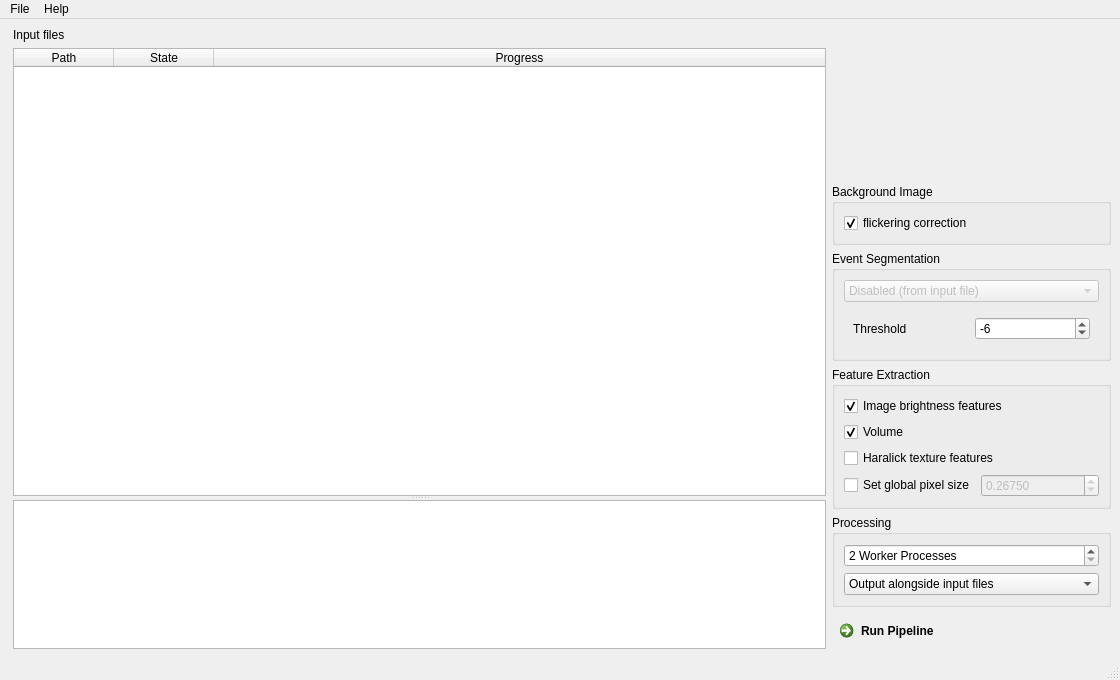
This is chipstream/gui/main_window.ui in DC-analysis/ChipStream as Qt 5 draws it before an edit. The edited form follows.
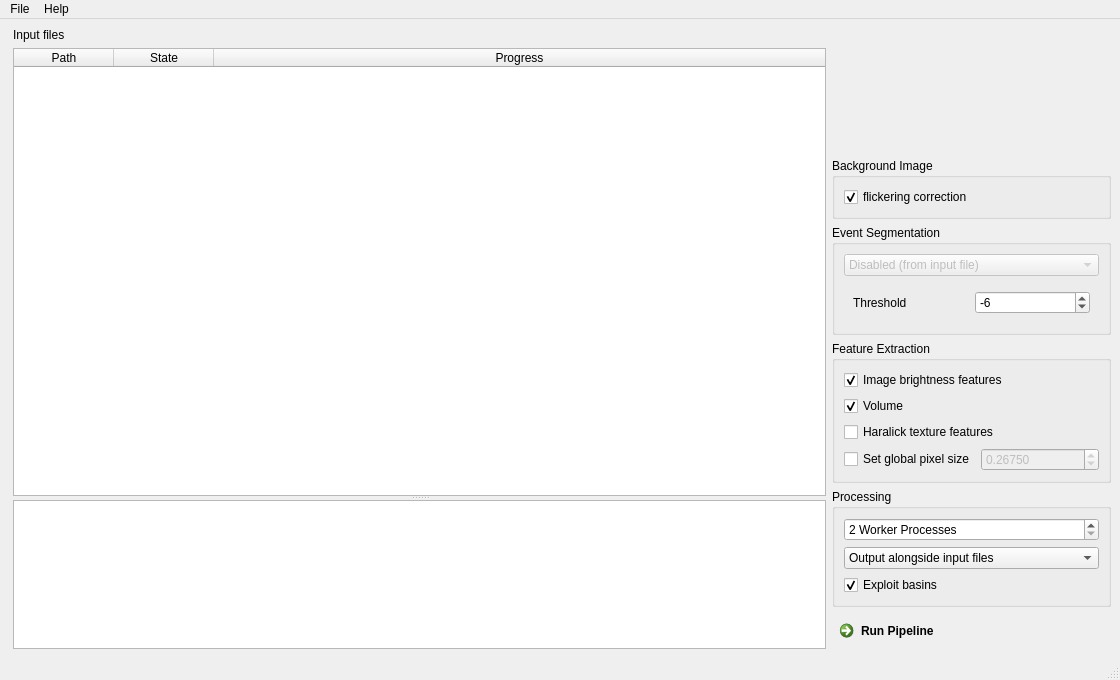
This is the edited form. Custom widgets are drawn as their Qt base class.

Commit message: add 'exploit basins' checkbox to GUI

Diff of the .ui file:
```diff
--- a/chipstream/gui/main_window.ui
+++ b/chipstream/gui/main_window.ui
@@ -371,6 +371,19 @@
             </item>
            </widget>
           </item>
+          <item>
+           <widget class="QCheckBox" name="checkBox_basins">
+            <property name="toolTip">
+             <string>Produce smaller output files faster by referring to the input data via basins</string>
+            </property>
+            <property name="text">
+             <string>Exploit basins</string>
+            </property>
+            <property name="checked">
+             <bool>true</bool>
+            </property>
+           </widget>
+          </item>
          </layout>
         </widget>
        </item>
```
Left out of the diff: 3 changed lines with no effect on the pictures. The commit also changes 3 other files.
